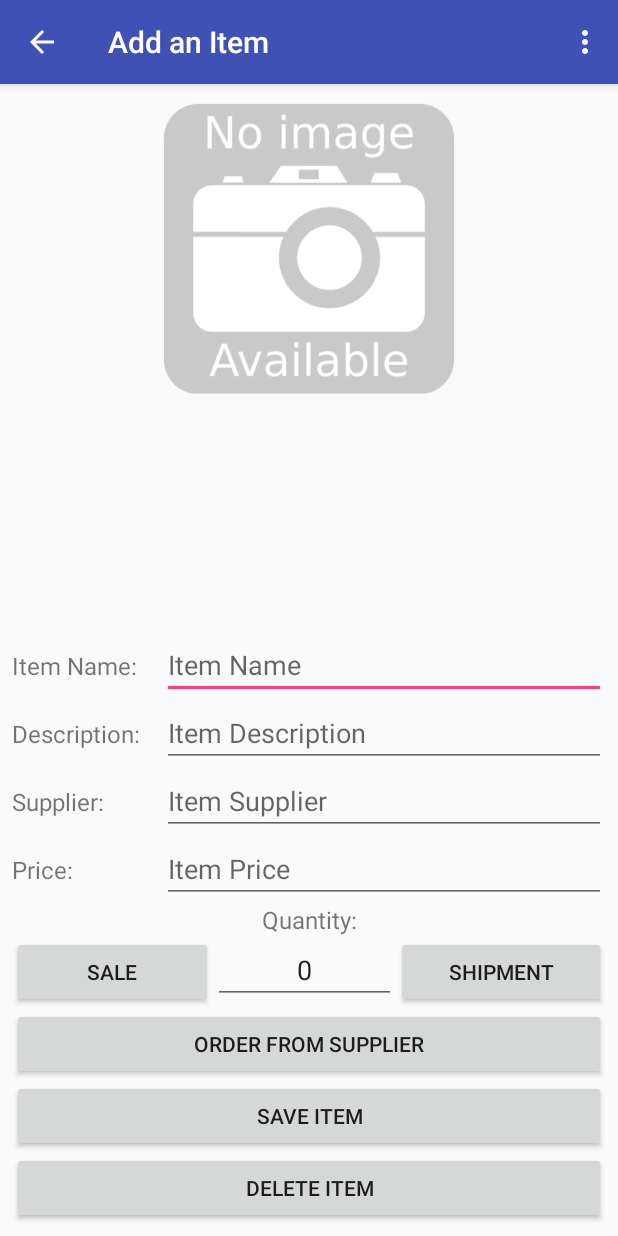
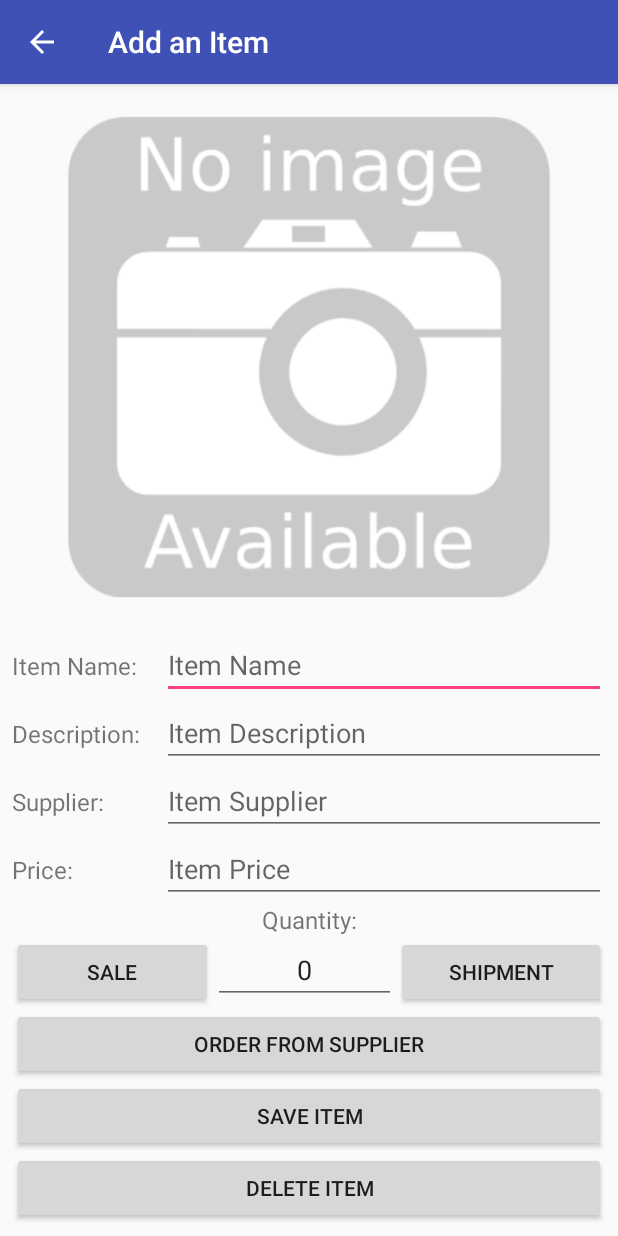
Before and after one commit to samuelhavard/Inventory, an Android app: the screen it shows after launch (DetailActivity), in the options menu, after a tap on "Insert New Item", on a phone screen of 412 x 824 dp. Run offline under Robolectric (Android 15) with nearby library versions, the light colour scheme and no system bars.

Commit message:
update detail activity

```diff
--- a/app/build.gradle
+++ b/app/build.gradle
@@ -20,7 +20,7 @@ android {
 }
 
 dependencies {
-    compile fileTree(dir: 'libs', include: ['*.jar'])
+    compile fileTree(include: ['*.jar'], dir: 'libs')
     androidTestCompile('com.android.support.test.espresso:espresso-core:2.2.2', {
         exclude group: 'com.android.support', module: 'support-annotations'
     })
--- a/app/src/main/java/com/example/android/inventory/Activity/DetailActivity.java
+++ b/app/src/main/java/com/example/android/inventory/Activity/DetailActivity.java
@@ -308,11 +308,11 @@ public class DetailActivity extends AppCompatActivity implements
         }
     }
 
-    @Override
-    public boolean onCreateOptionsMenu(Menu menu) {
-        getMenuInflater().inflate(R.menu.menu_details, menu);
-        return true;
-    }
+//    @Override
+//    public boolean onCreateOptionsMenu(Menu menu) {
+//        getMenuInflater().inflate(R.menu.menu_details, menu);
+//        return true;
+//    }
 
     @Override
     public boolean onOptionsItemSelected(MenuItem item) {
--- a/app/src/main/res/layout/activity_main.xml
+++ b/app/src/main/res/layout/activity_main.xml
@@ -18,6 +18,7 @@
         android:layout_centerInParent="true">
 
         <ImageView
+            android:contentDescription="@string/empty_set_image"
             android:id="@+id/empty_image_view"
             android:layout_width="wrap_content"
             android:layout_height="wrap_content"
--- a/app/src/main/res/layout/detail_activity_layout.xml
+++ b/app/src/main/res/layout/detail_activity_layout.xml
@@ -4,14 +4,14 @@
     android:layout_height="match_parent"
     android:orientation="vertical">
 
-    <ImageView
-        android:id="@+id/detail_image"
+    <LinearLayout
+        android:id="@+id/test"
         android:layout_width="match_parent"
-        android:layout_height="220dp"
-        android:src="@drawable/no_image_available"/>
+        android:layout_height="wrap_content"
+        android:layout_alignParentBottom="true"
+        android:orientation="vertical">
 
         <LinearLayout
-        android:layout_above="@id/description_view"
             android:id="@+id/name_view"
             style="@style/layout_style"
             android:layout_width="match_parent"
@@ -37,7 +37,6 @@
             style="@style/layout_style"
             android:layout_width="match_parent"
             android:layout_height="wrap_content"
-        android:layout_above="@+id/supplier_view"
             android:orientation="horizontal">
 
             <TextView
@@ -58,7 +57,6 @@
             style="@style/layout_style"
             android:layout_width="match_parent"
             android:layout_height="wrap_content"
-        android:layout_above="@id/price_view"
             android:orientation="horizontal">
 
             <TextView
@@ -79,7 +77,6 @@
             style="@style/layout_style"
             android:layout_width="match_parent"
             android:layout_height="wrap_content"
-        android:layout_above="@id/quantity_text_view"
             android:orientation="horizontal">
 
             <TextView
@@ -101,7 +98,6 @@
             style="@style/detail_style"
             android:layout_width="match_parent"
             android:layout_height="wrap_content"
-        android:layout_above="@id/quantity_layout"
             android:gravity="center"
             android:text="@string/quantity" />
 
@@ -110,7 +106,6 @@
             style="@style/layout_style"
             android:layout_width="match_parent"
             android:layout_height="wrap_content"
-        android:layout_above="@+id/button_order"
             android:orientation="horizontal">
 
             <Button
@@ -143,7 +138,6 @@
             style="@style/layout_style"
             android:layout_width="match_parent"
             android:layout_height="wrap_content"
-        android:layout_above="@+id/button_save"
             android:text="@string/order_from_supplier" />
 
         <Button
@@ -151,7 +145,6 @@
             style="@style/layout_style"
             android:layout_width="match_parent"
             android:layout_height="wrap_content"
-        android:layout_above="@+id/button_delete"
             android:text="@string/btn_save_item" />
 
         <Button
@@ -159,7 +152,18 @@
             style="@style/layout_style"
             android:layout_width="match_parent"
             android:layout_height="wrap_content"
-        android:layout_alignParentBottom="true"
             android:layout_marginBottom="8dp"
             android:text="@string/btn_delete_item" />
+    </LinearLayout>
+
+    <ImageView
+        android:id="@+id/detail_image"
+        android:layout_width="match_parent"
+        android:layout_height="wrap_content"
+        android:layout_above="@id/test"
+        android:layout_alignParentLeft="true"
+        android:layout_alignParentStart="true"
+        android:layout_alignParentTop="true"
+        android:contentDescription="@string/default_empty_image"
+        android:src="@drawable/no_image_available" />
 </RelativeLayout>
--- a/app/src/main/res/menu/menu_details.xml
+++ /dev/null
@@ -1,18 +0,0 @@
-<?xml version="1.0" encoding="utf-8"?>
-<menu xmlns:android="http://schemas.android.com/apk/res/android"
-    xmlns:app="http://schemas.android.com/apk/res-auto"
-    xmlns:tools="http://schemas.android.com/tools"
-    tools:context=".Activity.EditorActivity">
-
-    <item
-        android:id="@+id/action_save"
-        android:title="Save Item"
-        app:showAsAction="never" />
-
-    <item
-        android:id="@+id/action_delete"
-        android:title="Delete Item"
-        app:showAsAction="never" />
-</menu>
-
-<!-- android:icon="@drawable/ic_done" -->
--- a/app/src/main/res/menu/menu_main.xml
+++ b/app/src/main/res/menu/menu_main.xml
@@ -6,16 +6,16 @@
 
     <item
         android:id="@+id/action_add_new_item"
-        android:title="Insert New Item"
+        android:title="@string/insert_new_item"
         app:showAsAction="never" />
 
     <item
         android:id="@+id/action_insert_dummy_data"
-        android:title="Insert Dummy Data"
+        android:title="@string/insert_dummy_data"
         app:showAsAction="never" />
 
     <item
         android:id="@+id/action_delete_all_items"
-        android:title="Delete All Items"
+        android:title="@string/delete_all_items"
         app:showAsAction="never" />
 </menu>
--- a/app/src/main/res/values/strings.xml
+++ b/app/src/main/res/values/strings.xml
@@ -110,8 +110,18 @@
 
     <!-- [CHAR LIMIT=20] -->
     <string name="list_item_sale_button">Sale</string>
+
+    <!-- [CHAR LIMIT=20] -->
     <string name="empty_set_text">It\'s Empty in here, add an Item</string>
+
+    <!-- [CHAR LIMIT=20] -->
     <string name="order_from_supplier">Order from Supplier</string>
 
     <!-- [CHAR LIMIT=20] -->
+    <string name="default_empty_image">Default Empty Image</string>
+    <string name="insert_new_item">Insert New Item</string>
+    <string name="insert_dummy_data">Insert Dummy Data</string>
+    <string name="empty_set_image">Empty Set Image</string>
+
+    <!-- [CHAR LIMIT=20] -->
 </resources>
```
Lines whose indentation alone changed are shown as unchanged.
